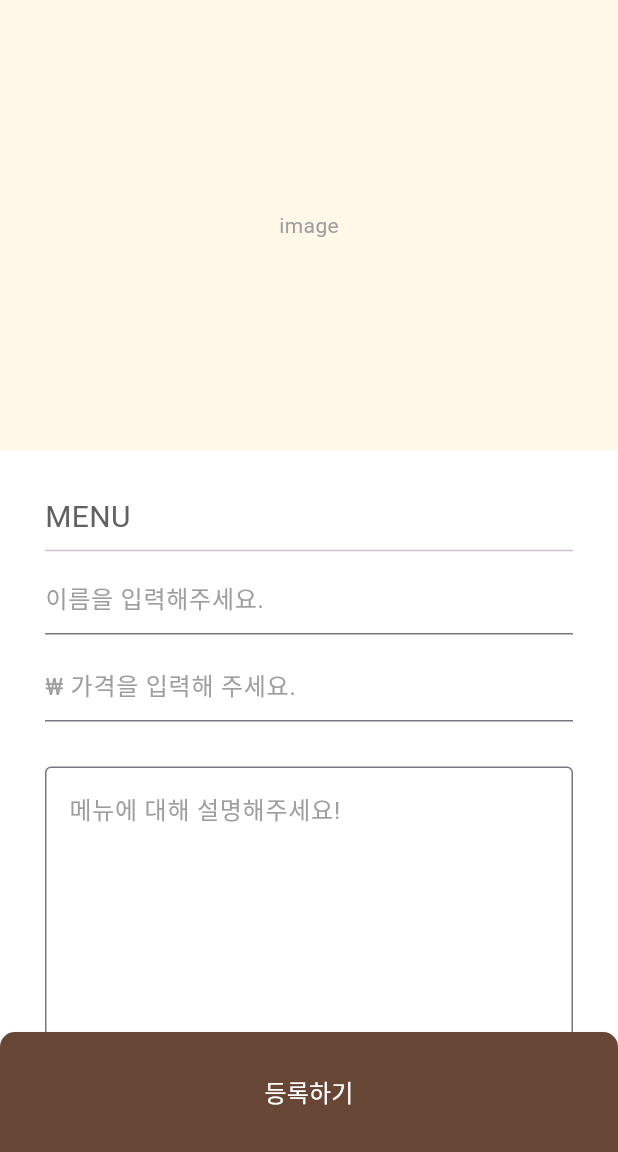
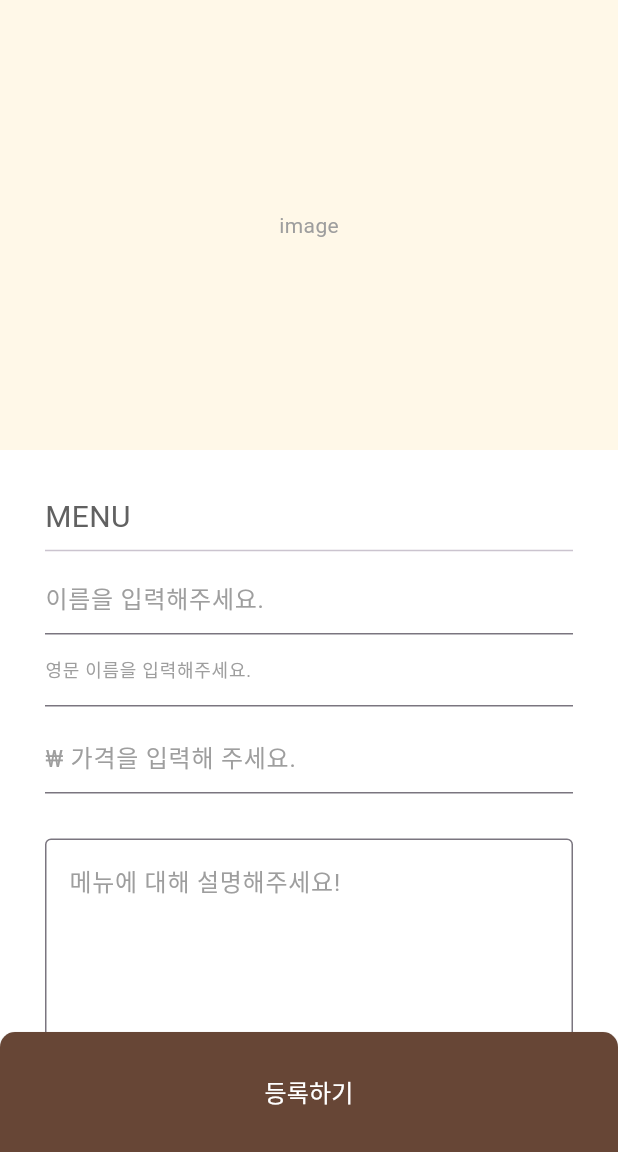
Before and after one commit to Hamiric/SirenOrder_Team4, a Flutter app: the screen it shows after launch, on a phone screen of 412 x 824 dp, the part 84-1236 px from its top. Run offline on Flutter 3.47's test engine with Material 3 defaults, Android fonts, the phone set to English and light mode, and no system bars.

Commit message:
Fix : "item_add_page UI 수정(영문이름)

```diff
--- a/lib/item_add_page/item_add_page.dart
+++ b/lib/item_add_page/item_add_page.dart
@@ -15,6 +15,11 @@ class ItemAddPage extends StatelessWidget {
         title: const Text('Siren'),
       ),
       body: SafeArea(
+        child: GestureDetector(
+          behavior: HitTestBehavior.opaque,
+          onTap: () {
+            FocusScope.of(context).unfocus();
+          },
           child: ListView(
             scrollDirection: Axis.vertical,
             children: const [
@@ -23,6 +28,7 @@ class ItemAddPage extends StatelessWidget {
             ],
           ),
         ),
+      ),
       bottomNavigationBar: const RegisterButton(),
     );
   }
--- a/lib/item_add_page/widget/dish_info_widget.dart
+++ b/lib/item_add_page/widget/dish_info_widget.dart
@@ -38,6 +38,23 @@ class DishInfoWidget extends StatelessWidget {
               ),
             ),
           ),
+          TextField(
+            maxLines: 1,
+            style: const TextStyle(
+              fontSize: 12,
+            ),
+            inputFormatters: [
+              FilteringTextInputFormatter.allow(RegExp(r'[a-zA-Z0-9 ]')),
+            ],
+            keyboardType: TextInputType.text,
+            decoration: const InputDecoration(
+              hintText: '영문 이름을 입력해주세요.',
+              hintStyle: TextStyle(
+                fontSize: 12,
+                color: Colors.grey,
+              ),
+            ),
+          ),
           const SizedBox(height: 10),
           TextField(
             maxLines: 1,
```
Lines whose indentation alone changed are shown as unchanged.
